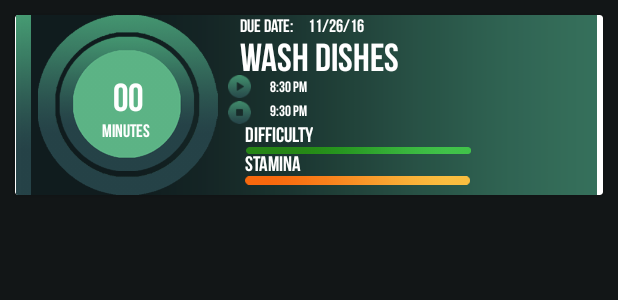
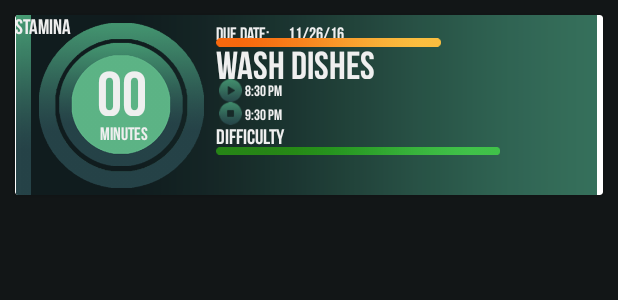
Before and after one commit to jeremysantillan/RPLIFE, an Android app: the layout list_item_row.xml on its own in the app's theme, with its tools: preview values and no code run, on a phone screen of 412 x 824 dp. Shown: the top 300 px of the screen. Run offline under Robolectric (Android 15) with nearby library versions, the light colour scheme and no system bars.

Commit message:
Added HUB

```diff
--- a/app/src/main/res/layout/activity_main2.xml
+++ b/app/src/main/res/layout/activity_main2.xml
@@ -49,15 +49,18 @@
             android:layout_width="384dp" />
 
         <ImageView
-            android:layout_width="80dp"
+            android:layout_width="90dp"
             app:srcCompat="@drawable/character_face"
             android:id="@+id/ivCharacterFace"
             android:layout_alignParentTop="true"
             android:layout_alignParentLeft="true"
             android:layout_alignParentStart="true"
-            android:layout_height="80dp"
-            tools:layout_editor_absoluteY="15dp"
-            tools:layout_editor_absoluteX="10dp" />
+            app:layout_constraintLeft_toLeftOf="@+id/ivHeader"
+            app:layout_constraintTop_toTopOf="@+id/ivHeader"
+            android:layout_marginTop="8dp"
+            android:layout_marginStart="5dp"
+            android:layout_marginLeft="5dp"
+            android:layout_height="90dp" />
 
 
         <ImageView
@@ -146,6 +149,18 @@
         android:layout_height="430dp">
 
     </android.support.v7.widget.RecyclerView>
+
+    <ImageView
+        android:layout_width="35dp"
+        app:srcCompat="@drawable/hub_btn"
+        android:id="@+id/imageView7"
+        app:layout_constraintTop_toBottomOf="@+id/ivCharacterFace"
+        app:layout_constraintBottom_toBottomOf="@+id/ivHeader"
+        android:layout_marginBottom="20dp"
+        app:layout_constraintLeft_toLeftOf="@+id/ivHeader"
+        android:layout_marginStart="35dp"
+        android:layout_marginLeft="35dp"
+        android:layout_height="35dp" />
     <!--</android.support.design.widget.CoordinatorLayout>-->
 
 </android.support.constraint.ConstraintLayout>
--- a/app/src/main/res/layout/list_item_row.xml
+++ b/app/src/main/res/layout/list_item_row.xml
@@ -7,151 +7,203 @@
     android:orientation="vertical"
     android:layout_width="match_parent"
     android:layout_height="120dp"
-    android:layout_margin="10dp">
+    android:layout_margin="10dp"
+    android:background="@android:color/transparent">
 
-    <FrameLayout
+    <android.support.constraint.ConstraintLayout
         android:layout_width="match_parent"
         android:layout_height="120dp">
 
 
 
         <ImageView
-            android:layout_width="match_parent"
-            android:layout_height="wrap_content"
+            android:layout_width="0dp"
+            android:layout_height="0dp"
             app:srcCompat="@drawable/card"
-            android:id="@+id/ivCard" />
+            android:id="@+id/ivCard"
+            app:layout_constraintTop_toTopOf="parent"
+            app:layout_constraintLeft_toLeftOf="parent"
+            app:layout_constraintRight_toRightOf="parent"
+            app:layout_constraintBottom_toBottomOf="parent"
+            android:scaleType="fitCenter"
+            app:layout_constraintHorizontal_bias="1.0"
+            app:layout_constraintVertical_bias="0.0"
+            android:layout_margin="0dp"
+            android:padding="0dp"/>
 
         <ImageView
             android:layout_height="wrap_content"
             app:srcCompat="@drawable/green_card_sidebar"
             android:id="@+id/ivSide"
-            android:layout_width="11dp" />
+            android:layout_width="11dp"
+            app:layout_constraintTop_toTopOf="parent"
+            app:layout_constraintBottom_toBottomOf="parent"
+            app:layout_constraintLeft_toLeftOf="parent" />
 
         <ImageView
-            android:layout_width="150dp"
-            android:layout_height="wrap_content"
             app:srcCompat="@drawable/circlegradient"
-            android:id="@+id/ivCircle" />
-
-        <com.example.dobit.rplife.Home.BebasTextView
-            android:text="00"
-            android:textSize="26dp"
-            android:layout_width="wrap_content"
-            android:layout_height="wrap_content"
-            android:layout_marginLeft="65dp"
-            android:layout_marginTop="40dp"
-            android:id="@+id/tvTimeNumber"
-            android:textColor="@color/cardview_light_background" />
+            android:id="@+id/ivCircle"
+            android:layout_width="110dp"
+            android:layout_marginTop="8dp"
+            app:layout_constraintTop_toTopOf="parent"
+            app:layout_constraintBottom_toBottomOf="parent"
+            android:layout_marginBottom="8dp"
+            android:layout_marginStart="16dp"
+            app:layout_constraintLeft_toLeftOf="parent"
+            android:layout_marginLeft="16dp"
+            android:layout_height="110dp"
+            android:scaleType="fitXY" />
 
         <com.example.dobit.rplife.Home.BebasTextView
             android:text="minutes"
             android:textSize="12dp"
             android:layout_width="wrap_content"
             android:layout_height="wrap_content"
-            android:layout_marginTop="70dp"
-            android:layout_marginLeft="58dp"
             android:id="@+id/tvTime"
-            android:textColor="@color/cardview_light_background" />
-
-        <com.example.dobit.rplife.Home.BebasTextView
-            android:text="Due Date:"
-            android:textSize="12dp"
-            android:layout_width="wrap_content"
-            android:layout_height="wrap_content"
-            android:layout_marginLeft="150dp"
-            android:id="@+id/tvDueDateDisplay"
-            android:textColor="@color/cardview_light_background" />
+            android:textColor="#efefef"
+            android:layout_marginStart="8dp"
+            app:layout_constraintLeft_toRightOf="@+id/ivSide"
+            android:layout_marginLeft="8dp"
+            app:layout_constraintRight_toRightOf="@+id/ivCircle"
+            app:layout_constraintBottom_toBottomOf="@+id/ivCircle"
+            app:layout_constraintTop_toBottomOf="@+id/tvTimeNumber"
+            android:layout_marginBottom="32dp"
+            android:layout_marginTop="8dp" />
 
         <com.example.dobit.rplife.Home.BebasTextView
             android:text="11/26/16"
             android:textSize="12dp"
-            android:layout_width="wrap_content"
-            android:layout_height="wrap_content"
-            android:layout_marginLeft="195dp"
+            android:layout_width="47dp"
             android:id="@+id/tvDueDate"
-            android:textColor="@color/cardview_light_background" />
+            android:textColor="#efefef"
+            app:layout_constraintLeft_toRightOf="@+id/tvDueDateDisplay"
+            app:layout_constraintTop_toTopOf="parent"
+            android:layout_marginTop="5dp"
+            android:layout_height="13dp" />
 
         <com.example.dobit.rplife.Home.BebasTextView
             android:text="Wash dishes"
             android:textSize="26dp"
-            android:layout_width="wrap_content"
-            android:layout_height="wrap_content"
-            android:layout_marginTop="13dp"
-            android:layout_marginLeft="150dp"
+            android:layout_width="121dp"
+            android:layout_height="24dp"
             android:id="@+id/tvActivity"
-            android:textColor="@color/cardview_light_background" />
+            android:textColor="#efefef"
+            android:layout_marginStart="8dp"
+            app:layout_constraintLeft_toRightOf="@+id/ivCircle"
+            android:layout_marginLeft="8dp"
+            app:layout_constraintTop_toBottomOf="@+id/tvDueDate" />
 
         <ImageView
             android:layout_width="wrap_content"
             android:layout_height="15dp"
-            android:layout_marginTop="40dp"
-            android:layout_marginLeft="140dp"
-            app:srcCompat="@drawable/timestart_icon"
-            android:id="@+id/ivStart" />
-
-        <ImageView
-            android:layout_width="wrap_content"
-            android:layout_height="15dp"
-            android:layout_marginTop="57dp"
-            android:layout_marginLeft="140dp"
             app:srcCompat="@drawable/timestop_btn"
-            android:id="@+id/ivStop" />
+            android:id="@+id/ivStop"
+            android:layout_marginStart="8dp"
+            app:layout_constraintLeft_toRightOf="@+id/ivCircle"
+            android:layout_marginLeft="8dp"
+            app:layout_constraintTop_toBottomOf="@+id/ivStart" />
 
         <com.example.dobit.rplife.Home.BebasTextView
             android:text="8:30 PM"
             android:layout_width="wrap_content"
             android:layout_height="wrap_content"
-            android:layout_marginTop="42dp"
-            android:layout_marginLeft="170dp"
             android:id="@+id/tvTimeStart"
-            android:textColor="@color/cardview_light_background"
-            android:textSize="10dp" />
+            android:textColor="#efefef"
+            android:textSize="10dp"
+            app:layout_constraintLeft_toRightOf="@+id/ivStart"
+            app:layout_constraintTop_toBottomOf="@+id/tvActivity"
+            android:layout_marginTop="2dp" />
 
         <com.example.dobit.rplife.Home.BebasTextView
             android:text="9:30 PM"
             android:textSize="10dp"
-            android:layout_marginTop="58dp"
-            android:layout_marginLeft="170dp"
             android:layout_width="wrap_content"
             android:layout_height="wrap_content"
             android:id="@+id/tvTimeStop"
-            android:textColor="@color/cardview_light_background" />
+            android:textColor="#efefef"
+            app:layout_constraintLeft_toRightOf="@+id/ivStop"
+            app:layout_constraintTop_toBottomOf="@+id/tvTimeStart"
+            android:layout_marginTop="3dp" />
 
         <com.example.dobit.rplife.Home.BebasTextView
             android:text="Difficulty"
+            android:layout_width="55dp"
+            android:layout_height="13dp"
+            android:id="@+id/tvRange"
+            android:textColor="#efefef"
+            android:textSize="14dp"
+            android:layout_marginStart="8dp"
+            app:layout_constraintLeft_toRightOf="@+id/ivCircle"
+            android:layout_marginLeft="8dp"
+            app:layout_constraintTop_toBottomOf="@+id/ivStop" />
+
+        <ImageView
+            android:layout_width="189dp"
+            app:srcCompat="@drawable/green_difficulty_bar"
+            android:id="@+id/ivDifficulty"
+            android:scaleType="fitCenter"
+            android:layout_height="8dp"
+            android:layout_marginStart="8dp"
+            app:layout_constraintLeft_toRightOf="@+id/ivCircle"
+            android:layout_marginLeft="8dp"
+            app:layout_constraintTop_toBottomOf="@+id/tvRange" />
+
+        <com.example.dobit.rplife.Home.BebasTextView
+            android:text="Stamina"
+            android:layout_width="39dp"
+            android:id="@+id/tvStamina"
+            android:textColor="#efefef"
+            android:textSize="14dp"
+            android:layout_height="13dp"
+            card_view:layout_editor_absoluteY="128dp"
+            card_view:layout_editor_absoluteX="144dp" />
+
+        <com.example.dobit.rplife.Home.BebasTextView
+            android:text="Due Date:"
+            android:textSize="12dp"
+            android:layout_width="48dp"
+            android:layout_height="13dp"
+            android:id="@+id/tvDueDateDisplay"
+            android:textColor="#efefef"
+            android:layout_marginTop="5dp"
+            app:layout_constraintTop_toTopOf="parent"
+            android:layout_marginStart="8dp"
+            app:layout_constraintLeft_toRightOf="@+id/ivCircle"
+            android:layout_marginLeft="8dp" />
+
+        <ImageView
             android:layout_width="wrap_content"
-            android:layout_height="wrap_content"
-            android:layout_marginTop="72dp"
-            android:layout_marginLeft="153dp"
-            android:id="@+id/tvRange"
-            android:textColor="@color/cardview_light_background"
-            android:textSize="14dp" />
+            android:layout_height="15dp"
+            app:srcCompat="@drawable/timestart_icon"
+            android:id="@+id/ivStart"
+            app:layout_constraintTop_toBottomOf="@+id/tvActivity"
+            android:layout_marginStart="8dp"
+            app:layout_constraintLeft_toRightOf="@+id/ivCircle"
+            android:layout_marginLeft="8dp" />
+
+        <com.example.dobit.rplife.Home.BebasTextView
+            android:text="00"
+            android:textSize="42sp"
+            android:layout_width="wrap_content"
+            android:layout_height="38dp"
+            android:id="@+id/tvTimeNumber"
+            android:textColor="#efefef"
+            app:layout_constraintTop_toTopOf="@+id/ivCircle"
+            app:layout_constraintLeft_toLeftOf="@+id/ivCircle"
+            app:layout_constraintRight_toRightOf="@+id/ivCircle"
+            android:layout_marginTop="24dp"
+            android:textAlignment="center" />
 
         <ImageView
             android:layout_width="150dp"
             android:layout_height="10dp"
-            android:layout_marginTop="85dp"
-            android:layout_marginLeft="154dp"
-            app:srcCompat="@drawable/green_difficulty_bar"
-            android:id="@+id/ivDifficulty" />
+            app:srcCompat="@drawable/staminabar1"
+            android:id="@+id/ivStamina"
+            app:layout_constraintTop_toBottomOf="@+id/tvStamina"
+            android:layout_marginStart="8dp"
+            app:layout_constraintLeft_toRightOf="@+id/ivCircle"
+            android:layout_marginLeft="8dp" />
 
-        <com.example.dobit.rplife.Home.BebasTextView
-            android:text="Stamina"
-            android:layout_width="wrap_content"
-            android:layout_height="wrap_content"
-            android:layout_marginTop="91dp"
-            android:layout_marginLeft="153dp"
-            android:id="@+id/tvStamina"
-            android:textColor="@color/cardview_light_background"
-            android:textSize="14dp" />
+    </android.support.constraint.ConstraintLayout>
 
-    </FrameLayout>
-
-    <ImageView
-        android:layout_width="150dp"
-        android:layout_height="10dp"
-        android:layout_marginTop="105dp"
-        android:layout_marginLeft="153dp"
-        app:srcCompat="@drawable/staminabar1"
-        android:id="@+id/ivStamina" />
 </android.support.v7.widget.CardView>
--- a/app/src/main/res/layout/tab_layout.xml
+++ b/app/src/main/res/layout/tab_layout.xml
@@ -33,7 +33,7 @@
     <com.example.dobit.rplife.Home.BebasTextView
         android:text="Due Date:"
         android:layout_width="wrap_content"
-        android:layout_height="wrap_content"
+        android:layout_height="13dp"
         android:id="@+id/tvDueDateDisplay"
         android:textColor="@color/cardview_light_background"
         android:layout_marginTop="5dp"
@@ -45,7 +45,7 @@
     <com.example.dobit.rplife.Home.BebasTextView
         android:text="66/66/66"
         android:layout_width="wrap_content"
-        android:layout_height="wrap_content"
+        android:layout_height="13dp"
         android:id="@+id/tvDueDate"
         android:textColor="@color/cardview_light_background"
         android:layout_marginStart="3dp"
@@ -61,11 +61,11 @@
         android:id="@+id/tvTask"
         android:textColor="@color/cardview_light_background"
         android:textSize="30dp"
-        android:layout_marginTop="20dp"
-        card_view:layout_constraintTop_toTopOf="parent"
         card_view:layout_constraintLeft_toRightOf="@+id/ivCircleGradient"
         android:layout_marginStart="5dp"
-        android:layout_marginLeft="5dp" />
+        android:layout_marginLeft="5dp"
+        android:layout_marginTop="13dp"
+        card_view:layout_constraintTop_toTopOf="parent" />
 
     <ImageView
         android:layout_width="13dp"
@@ -126,7 +126,7 @@
         card_view:layout_constraintTop_toBottomOf="@+id/tvStopTime" />
 
     <ImageView
-        android:layout_height="wrap_content"
+        android:layout_height="8dp"
         card_view:srcCompat="@drawable/red_difficulty_bar"
         android:id="@+id/ivDifficulty"
         android:layout_width="159dp"
@@ -143,10 +143,8 @@
         android:id="@+id/tvStamina"
         android:textSize="14dp"
         android:textColor="@color/cardview_light_background"
-        card_view:layout_constraintLeft_toRightOf="@+id/ivCircleGradient"
-        android:layout_marginStart="5dp"
-        android:layout_marginLeft="5dp"
-        card_view:layout_constraintTop_toBottomOf="@+id/tvRange" />
+        tools:layout_editor_absoluteY="80dp"
+        tools:layout_editor_absoluteX="130dp" />
 
     <ImageView
         android:layout_width="125dp"
@@ -178,16 +176,16 @@
 
         <com.example.dobit.rplife.Home.BebasTextView
             android:text="00"
-            android:layout_width="45dp"
+            android:layout_width="88dp"
             android:id="@+id/tv1"
-            android:textSize="50sp"
+            android:textSize="60sp"
             android:textColor="@color/cardview_light_background"
             card_view:layout_constraintLeft_toLeftOf="@+id/ivCircleGradient"
             card_view:layout_constraintRight_toRightOf="@+id/ivCircleGradient"
             android:textAlignment="center"
-            card_view:layout_constraintBottom_toTopOf="@+id/tvMinutesOrHours"
-            android:layout_height="45dp"
-            android:layout_marginBottom="3dp" />
+            card_view:layout_constraintTop_toTopOf="@+id/ivCircleGradient"
+            android:layout_marginTop="24dp"
+            android:layout_height="55dp" />
 
         <ImageView
             android:layout_height="114dp"
@@ -200,14 +198,14 @@
 
         <com.example.dobit.rplife.Home.BebasTextView
             android:text="minutes"
-            android:layout_width="wrap_content"
-            android:layout_height="wrap_content"
+            android:layout_width="48dp"
+            android:layout_height="12dp"
             android:id="@+id/tvMinutesOrHours"
             android:textColor="@color/cardview_light_background"
             card_view:layout_constraintRight_toRightOf="@+id/ivCircleGradient"
             card_view:layout_constraintLeft_toLeftOf="@+id/ivCircleGradient"
-            card_view:layout_constraintBottom_toBottomOf="@+id/ivCircleGradient"
-            android:layout_marginBottom="28dp" />
+            card_view:layout_constraintTop_toBottomOf="@+id/tv1"
+            android:textAlignment="center" />
 
 
     </android.support.constraint.ConstraintLayout>
```
Also changed, not shown: app/src/main/res/drawable-hdpi/hub_btn.png (added), app/src/main/res/drawable-mdpi/hub_btn.png (added), app/src/main/res/drawable-xhdpi/hub_btn.png (added), app/src/main/res/drawable-xxhdpi/hub_btn.png (added), app/src/main/res/drawable-xxxhdpi/hub_btn.png (added).
